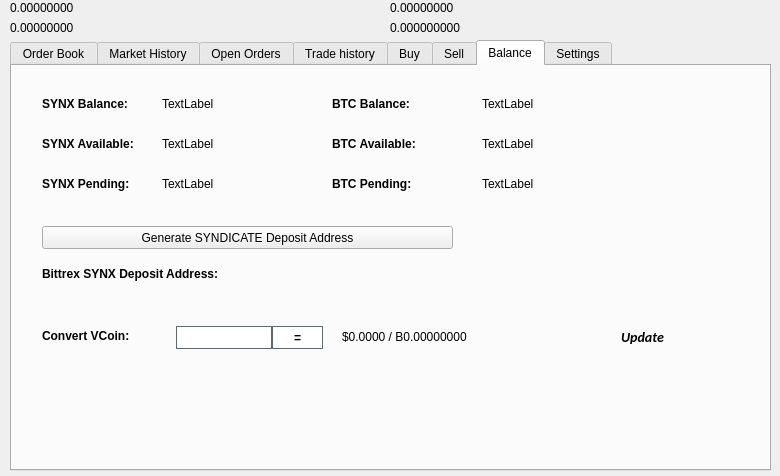
Qt form src/qt/forms/tradingdialog.ui (convertdoubler/strawberrycoin) before a commit.
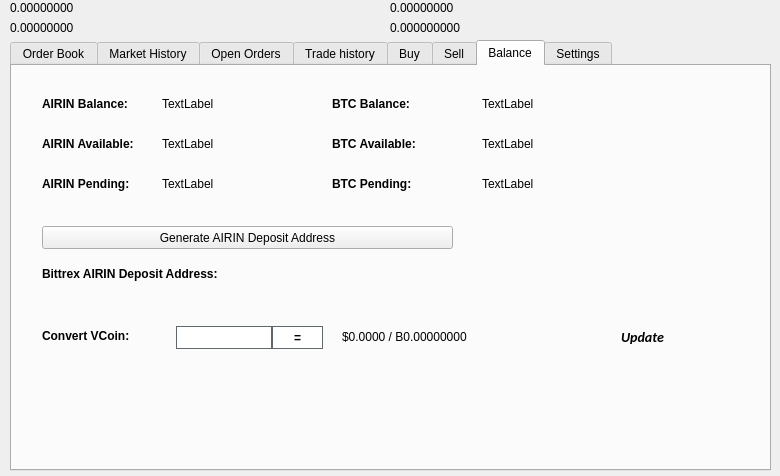
The same form after that commit. The open tabs and pages were chosen to show the change. Icons and pictures are not drawn.

```diff
--- a/src/qt/forms/tradingdialog.ui
+++ b/src/qt/forms/tradingdialog.ui
@@ -2762,7 +2762,7 @@
       </font>
      </property>
      <property name="text">
-      <string>SYNX Balance:</string>
+      <string>AIRIN Balance:</string>
      </property>
     </widget>
     <widget class="QLabel" name="label_12">
@@ -2813,7 +2813,7 @@
       </font>
      </property>
      <property name="text">
-      <string>SYNX Available:</string>
+      <string>AIRIN Available:</string>
      </property>
     </widget>
     <widget class="QLabel" name="label_14">
@@ -2832,7 +2832,7 @@
       </font>
      </property>
      <property name="text">
-      <string>SYNX Pending:</string>
+      <string>AIRIN Pending:</string>
      </property>
     </widget>
     <widget class="QLabel" name="SYNXPendingLabel">
@@ -2928,7 +2928,7 @@
       </font>
      </property>
      <property name="text">
-      <string>Bittrex SYNX Deposit Address:</string>
+      <string>Bittrex AIRIN Deposit Address:</string>
      </property>
     </widget>
     <widget class="QPushButton" name="GenDepositBTN">
@@ -2941,7 +2941,7 @@
       </rect>
      </property>
      <property name="text">
-      <string>Generate SYNDICATE Deposit Address</string>
+      <string>Generate AIRIN Deposit Address</string>
      </property>
      <property name="icon">
       <iconset resource="../syndicate.qrc">
```
Left out of the diff: 46 changed lines with no effect on the pictures.
